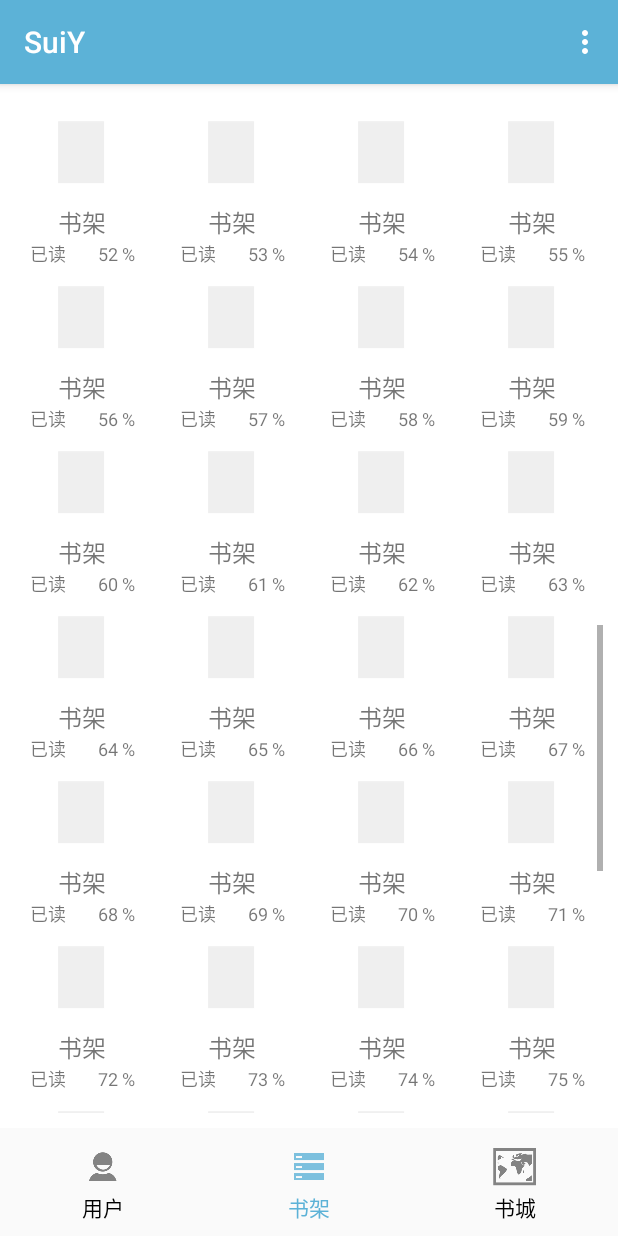
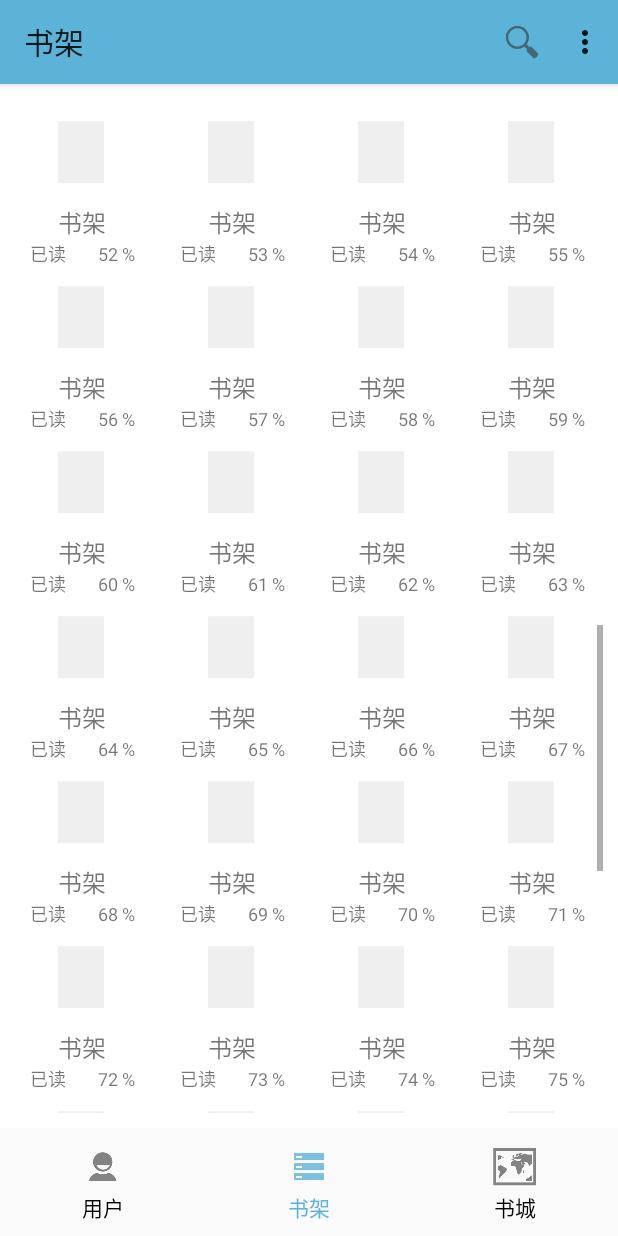
Before and after one commit to xiezie/SuiY, an Android app: the screen it shows after launch (MainActivity), scrolled down 1418 dp, on a phone screen of 412 x 824 dp. Run offline under Robolectric (Android 15) with nearby library versions, the phone set to English and light mode, and no system bars.

Commit message:
add search menu item

```diff
--- a/app/src/main/java/com/example/lango/suiy/BookShelterFragment.java
+++ b/app/src/main/java/com/example/lango/suiy/BookShelterFragment.java
@@ -8,6 +8,8 @@ import android.support.annotation.Nullable;
 import android.support.v4.app.Fragment;
 import android.util.Log;
 import android.view.LayoutInflater;
+import android.view.Menu;
+import android.view.MenuInflater;
 import android.view.View;
 import android.view.ViewGroup;
 import android.widget.AdapterView;
@@ -34,6 +36,7 @@ public class BookShelterFragment extends BaseFragment {
     @Override
     public void onCreate(@Nullable Bundle savedInstanceState) {
         super.onCreate(savedInstanceState);
+        setHasOptionsMenu(true);
         initData();
     }
 // TODO initinal data..
@@ -73,6 +76,11 @@ public class BookShelterFragment extends BaseFragment {
         });
     }
 
+    @Override
+    public void onCreateOptionsMenu(Menu menu, MenuInflater inflater) {
+        inflater.inflate(R.menu.menu_fg_bkshelter, menu);
+    }
+
     private void init() {
         gridView = (GridView) rootView.findViewById(R.id.fg_bk_page_over);
     }
--- a/app/src/main/java/com/example/lango/suiy/MainActivity.java
+++ b/app/src/main/java/com/example/lango/suiy/MainActivity.java
@@ -63,6 +63,7 @@ public class MainActivity extends AppCompatActivity {
                 } else {
                     fragmentTransaction.show(bookShelterFragment);
                 }
+                ((BaseFragment)bookShelterFragment).getActionBar(getSupportActionBar());
                 break;
             case R.id.tab_bkstore:
                 bookStoreFragment = fragmentManager.findFragmentByTag(BookStoreFragment.class.getSimpleName());
@@ -73,6 +74,7 @@ public class MainActivity extends AppCompatActivity {
                 } else {
                     fragmentTransaction.show(bookStoreFragment);
                 }
+                ((BaseFragment)bookStoreFragment).getActionBar(getSupportActionBar());
                 break;
             case R.id.tab_personal:
                 personalFragment = fragmentManager.findFragmentByTag(PersonalFragment.class.getSimpleName());
@@ -83,6 +85,7 @@ public class MainActivity extends AppCompatActivity {
                 } else {
                     fragmentTransaction.show(personalFragment);
                 }
+                ((BaseFragment)personalFragment).getActionBar(getSupportActionBar());
                 break;
         }
         fragmentTransaction.commit();
--- /dev/null
+++ b/app/src/main/res/menu/menu_fg_bkshelter.xml
@@ -0,0 +1,9 @@
+<?xml version="1.0" encoding="utf-8"?>
+<menu xmlns:android="http://schemas.android.com/apk/res/android"
+    xmlns:app="http://schemas.android.com/apk/res-auto">
+<item android:id="@+id/search"
+    android:icon="@drawable/ic_action_search"
+    android:title="@string/search_title"
+    app:showAsAction="collapseActionView|ifRoom"
+    android:actionViewClass="android.widget.SearchView" />
+</menu>
--- /dev/null
+++ b/app/src/main/res/values-w820dp/strings.xml
@@ -0,0 +1,4 @@
+<?xml version="1.0" encoding="utf-8"?>
+<resources>
+    <string name="search_title">Search Local Book</string>
+</resources>
--- a/app/src/main/res/values/strings.xml
+++ b/app/src/main/res/values/strings.xml
@@ -10,4 +10,5 @@
 
     <string name="read_state_t">已读</string>
     <string name="read_state_f">未读</string>
+    <string name="search_title">Search Local Book</string>
 </resources>
--- a/app/src/main/res/values/styles.xml
+++ b/app/src/main/res/values/styles.xml
@@ -1,7 +1,7 @@
 <resources>
 
     <!-- Base application theme. -->
-    <style name="AppTheme" parent="Theme.AppCompat.Light.DarkActionBar">
+    <style name="AppTheme" parent="Theme.AppCompat.Light">
         <!-- Customize your theme here. -->
         <item name="android:actionBarStyle">@style/MyActionBar</item>
         <!-- Support library compatibility -->
```
Also changed, not shown: app/src/main/res/drawable-hdpi/ic_action_search.png (added), app/src/main/res/drawable-mdpi/ic_action_search.png (added), app/src/main/res/drawable-xhdpi/ic_action_search.png (added), app/src/main/res/drawable-xxhdpi/ic_action_search.png (added).
